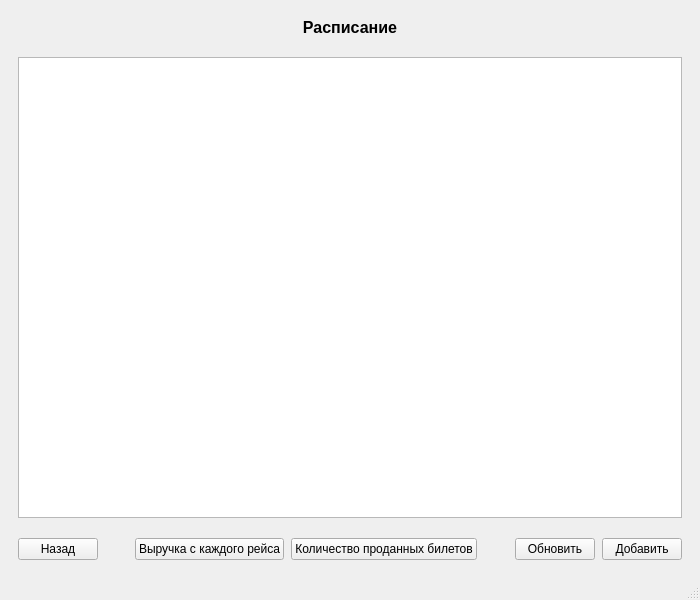
Before: the Qt Designer form frontend/RWStation/mainwindow.ui in ruslanonly/qt-railway-system, drawn with Qt 5.
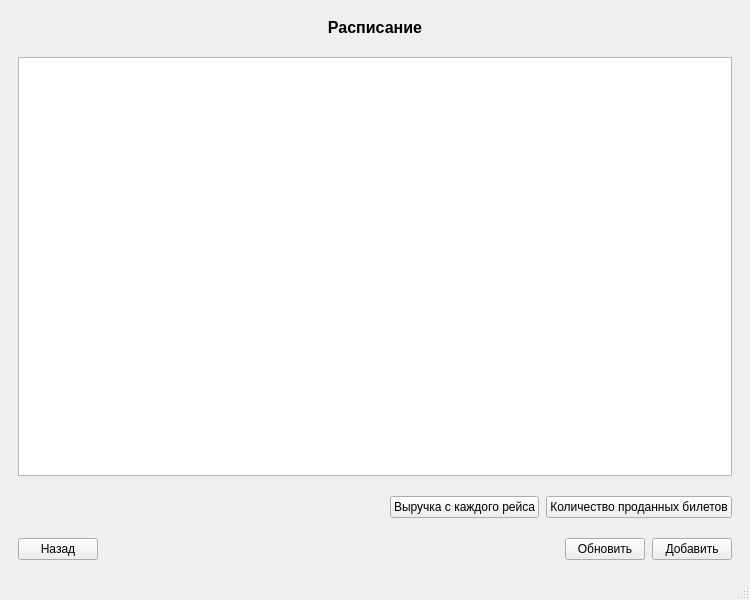
After: the same form once the commit is applied.

Commit message: Complete schedule tickets amount task.

Diff of the .ui file:
```diff
--- a/frontend/RWStation/mainwindow.ui
+++ b/frontend/RWStation/mainwindow.ui
@@ -6,7 +6,7 @@
    <rect>
     <x>0</x>
     <y>0</y>
-    <width>700</width>
+    <width>750</width>
     <height>600</height>
    </rect>
   </property>
@@ -657,7 +657,7 @@
       <widget class="QWidget" name="SchedulePage">
        <layout class="QHBoxLayout" name="horizontalLayout_4">
         <item>
-         <layout class="QVBoxLayout" name="verticalLayout_9" stretch="0,0,0">
+         <layout class="QVBoxLayout" name="verticalLayout_9" stretch="0,0,0,0">
           <property name="spacing">
            <number>20</number>
           </property>
@@ -695,16 +695,6 @@
             <property name="spacing">
              <number>7</number>
             </property>
-            <item>
-             <widget class="QPushButton" name="backScheduleButton">
-              <property name="cursor">
-               <cursorShape>PointingHandCursor</cursorShape>
-              </property>
-              <property name="text">
-               <string>Назад</string>
-              </property>
-             </widget>
-            </item>
             <item>
              <spacer name="horizontalSpacer_9">
               <property name="orientation">
@@ -730,13 +720,33 @@
             </item>
             <item>
              <widget class="QPushButton" name="getScheduleTicketsAmount">
+              <property name="cursor">
+               <cursorShape>PointingHandCursor</cursorShape>
+              </property>
               <property name="text">
                <string>Количество проданных билетов</string>
               </property>
              </widget>
             </item>
+           </layout>
+          </item>
+          <item>
+           <layout class="QHBoxLayout" name="buttonsLayout_9">
+            <property name="spacing">
+             <number>7</number>
+            </property>
             <item>
-             <spacer name="horizontalSpacer_8">
+             <widget class="QPushButton" name="backScheduleButton_2">
+              <property name="cursor">
+               <cursorShape>PointingHandCursor</cursorShape>
+              </property>
+              <property name="text">
+               <string>Назад</string>
+              </property>
+             </widget>
+            </item>
+            <item>
+             <spacer name="horizontalSpacer_10">
               <property name="orientation">
                <enum>Qt::Horizontal</enum>
               </property>
@@ -749,7 +759,20 @@
              </spacer>
             </item>
             <item>
-             <widget class="QPushButton" name="refreshScheduleButton">
+             <spacer name="horizontalSpacer_11">
+              <property name="orientation">
+               <enum>Qt::Horizontal</enum>
+              </property>
+              <property name="sizeHint" stdset="0">
+               <size>
+                <width>40</width>
+                <height>20</height>
+               </size>
+              </property>
+             </spacer>
+            </item>
+            <item>
+             <widget class="QPushButton" name="refreshScheduleButton_2">
               <property name="cursor">
                <cursorShape>PointingHandCursor</cursorShape>
               </property>
@@ -759,7 +782,7 @@
              </widget>
             </item>
             <item>
-             <widget class="QPushButton" name="addScheduleButton">
+             <widget class="QPushButton" name="addScheduleButton_2">
               <property name="cursor">
                <cursorShape>PointingHandCursor</cursorShape>
               </property>
```
The commit also changes 45 other files.
